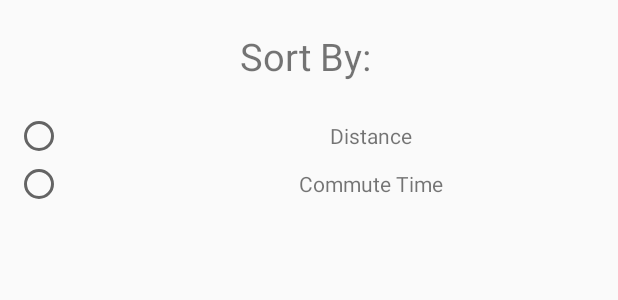
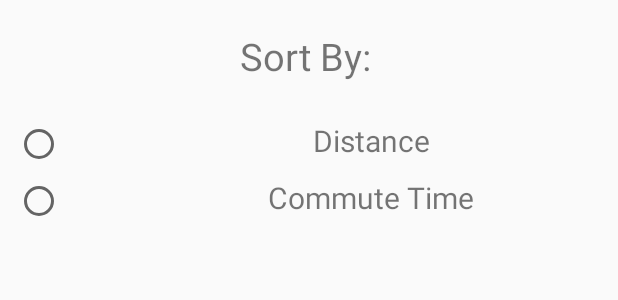
Before and after one commit to sam321pbs/Nearest, an Android app: the layout sort_dialog.xml on its own in the app's theme, with its tools: preview values and no code run, on a phone screen of 412 x 824 dp. Shown: the top 300 px of the screen. Run offline under Robolectric (Android 15) with nearby library versions, the phone set to English and light mode, and no system bars.

Commit message:
refactor: added onclick to textview sort dialog

```diff
--- a/app/src/main/res/layout/sort_dialog.xml
+++ b/app/src/main/res/layout/sort_dialog.xml
@@ -20,11 +20,17 @@
                 android:id="@+id/show_by_distance"
                 android:layout_weight=".8"
                 android:gravity="center"
+                android:paddingTop="@dimen/sort_padding"
+                android:paddingBottom="@dimen/sort_padding"
                 android:layout_marginStart="10dp"/>
 
         <TextView
+                android:id="@+id/show_by_distance_text_view"
                 android:layout_weight=".2"
                 android:text="Distance"
+                android:textSize="20sp"
+                android:paddingTop="@dimen/sort_padding"
+                android:paddingBottom="@dimen/sort_padding"
                 android:gravity="center"/>
     </TableRow>
 
@@ -35,12 +41,18 @@
         <RadioButton
                 android:id="@+id/show_by_time"
                 android:layout_marginStart="10dp"
+                android:paddingTop="@dimen/sort_padding"
+                android:paddingBottom="@dimen/sort_padding"
                 android:layout_weight=".8"
                 android:gravity="center"/>
 
         <TextView
+                android:id="@+id/show_by_time_text_view"
                 android:layout_weight=".2"
                 android:text="Commute Time"
+                android:textSize="20sp"
+                android:paddingTop="@dimen/sort_padding"
+                android:paddingBottom="@dimen/sort_padding"
                 android:gravity="center"/>
     </TableRow>
 
--- a/app/src/main/res/values/dimens.xml
+++ b/app/src/main/res/values/dimens.xml
@@ -8,4 +8,5 @@
     <dimen name="title_margin">15dp</dimen>
     <dimen name="pop_up_map_margin_top">12dp</dimen>
     <dimen name="pop_up_map_margin_side">15dp</dimen>
+    <dimen name="sort_padding">5dp</dimen>
 </resources>
--- a/app/src/main/res/values/strings.xml
+++ b/app/src/main/res/values/strings.xml
@@ -16,7 +16,8 @@
     <string name="json_element">elements</string>
     <string name="json_duration">duration</string>
     <string name="json_text">text</string>
-    <string name="json_distance">distance</string>
+    <string name="json_distance">distance
+    </string>
     <string name="title">Title</string>
     <string name="type_a_title_for_the_address_here">Type a title for the address here</string>
     <string name="distance">Dist.</string>
```
Also changed, not shown: app/src/main/java/com/example/sammengistu/nearest/activities/AddressesListActivity.java (+36 -10 lines), app/src/main/java/com/example/sammengistu/nearest/dialogs/SortDialog.java (+25 -0 lines), 1 other file.
